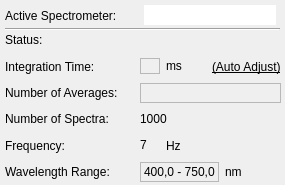
Qt form pol_panelItem.ui (CesarCarvajal/Oxymetry-Backup-2018) before a commit.
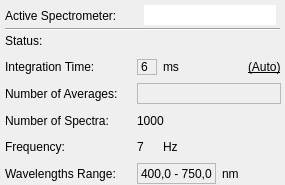
The same form after that commit. Custom widgets are drawn as their Qt base class.

Patch:
```diff
--- a/pol_panelItem.ui
+++ b/pol_panelItem.ui
@@ -11,7 +11,7 @@
    </rect>
   </property>
   <property name="sizePolicy">
-   <sizepolicy hsizetype="Fixed" vsizetype="Minimum">
+   <sizepolicy hsizetype="Fixed" vsizetype="Preferred">
     <horstretch>0</horstretch>
     <verstretch>0</verstretch>
    </sizepolicy>
@@ -119,12 +119,12 @@
      <x>0</x>
      <y>30</y>
      <width>281</width>
-     <height>152</height>
+     <height>154</height>
     </rect>
    </property>
    <layout class="QGridLayout" name="gridLayout">
     <property name="sizeConstraint">
-     <enum>QLayout::SetMinimumSize</enum>
+     <enum>QLayout::SetDefaultConstraint</enum>
     </property>
     <item row="4" column="0">
      <layout class="QHBoxLayout" name="horizontalLayout_8">
@@ -228,6 +228,19 @@
         </property>
        </widget>
       </item>
+      <item>
+       <spacer name="horizontalSpacer_11">
+        <property name="orientation">
+         <enum>Qt::Horizontal</enum>
+        </property>
+        <property name="sizeHint" stdset="0">
+         <size>
+          <width>40</width>
+          <height>20</height>
+         </size>
+        </property>
+       </spacer>
+      </item>
      </layout>
     </item>
     <item row="3" column="3">
@@ -285,7 +298,7 @@
          </font>
         </property>
         <property name="text">
-         <string>Number of Averages:</string>
+         <string>Number of Averages:    </string>
         </property>
         <property name="alignment">
          <set>Qt::AlignLeading|Qt::AlignLeft|Qt::AlignVCenter</set>
@@ -335,7 +348,7 @@
       <item>
        <widget class="ClickableLabel" name="label_integrationTime">
         <property name="sizePolicy">
-         <sizepolicy hsizetype="Fixed" vsizetype="Fixed">
+         <sizepolicy hsizetype="Minimum" vsizetype="Fixed">
           <horstretch>0</horstretch>
           <verstretch>0</verstretch>
          </sizepolicy>
@@ -348,7 +361,7 @@
         </property>
         <property name="maximumSize">
          <size>
-          <width>20</width>
+          <width>50</width>
           <height>16777215</height>
          </size>
         </property>
@@ -367,7 +380,7 @@
          <enum>QFrame::StyledPanel</enum>
         </property>
         <property name="text">
-         <string/>
+         <string>6</string>
         </property>
         <property name="alignment">
          <set>Qt::AlignLeading|Qt::AlignLeft|Qt::AlignVCenter</set>
@@ -414,7 +427,7 @@
          <enum>Qt::Horizontal</enum>
         </property>
         <property name="sizeType">
-         <enum>QSizePolicy::Fixed</enum>
+         <enum>QSizePolicy::Expanding</enum>
         </property>
         <property name="sizeHint" stdset="0">
          <size>
@@ -438,7 +451,7 @@
          <string>Auto Adjust Integration Time</string>
         </property>
         <property name="text">
-         <string>(Auto Adjust)</string>
+         <string>(Auto)</string>
         </property>
         <property name="alignment">
          <set>Qt::AlignLeading|Qt::AlignLeft|Qt::AlignVCenter</set>
@@ -455,7 +468,7 @@
          <bool>true</bool>
         </property>
         <property name="sizePolicy">
-         <sizepolicy hsizetype="Fixed" vsizetype="Fixed">
+         <sizepolicy hsizetype="Minimum" vsizetype="Fixed">
           <horstretch>0</horstretch>
           <verstretch>0</verstretch>
          </sizepolicy>
@@ -468,7 +481,7 @@
         </property>
         <property name="maximumSize">
          <size>
-          <width>20</width>
+          <width>50</width>
           <height>16777215</height>
          </size>
         </property>
@@ -495,6 +508,19 @@
         </property>
        </widget>
       </item>
+      <item>
+       <spacer name="horizontalSpacer_10">
+        <property name="orientation">
+         <enum>Qt::Horizontal</enum>
+        </property>
+        <property name="sizeHint" stdset="0">
+         <size>
+          <width>20</width>
+          <height>18</height>
+         </size>
+        </property>
+       </spacer>
+      </item>
      </layout>
     </item>
     <item row="6" column="0">
@@ -526,7 +552,7 @@
          <cursorShape>PointingHandCursor</cursorShape>
         </property>
         <property name="text">
-         <string>Wavelength Range:</string>
+         <string>Wavelengths Range:</string>
         </property>
        </widget>
       </item>
```
Left out of the diff: 14 changed lines with no effect on the pictures.
